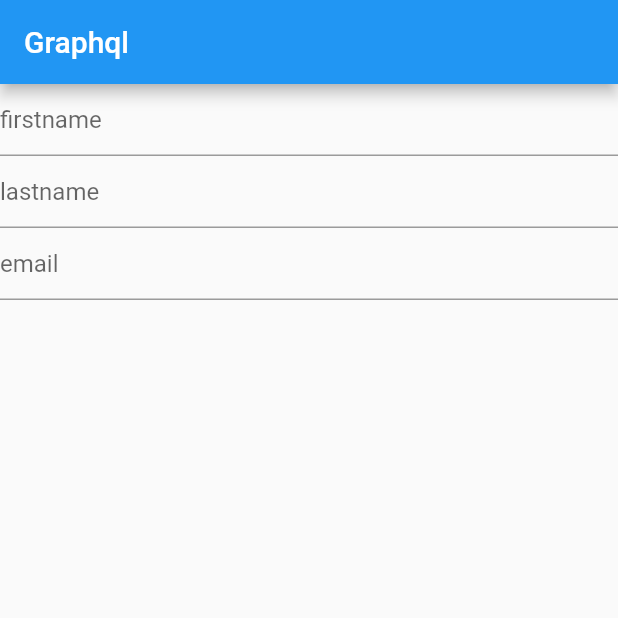
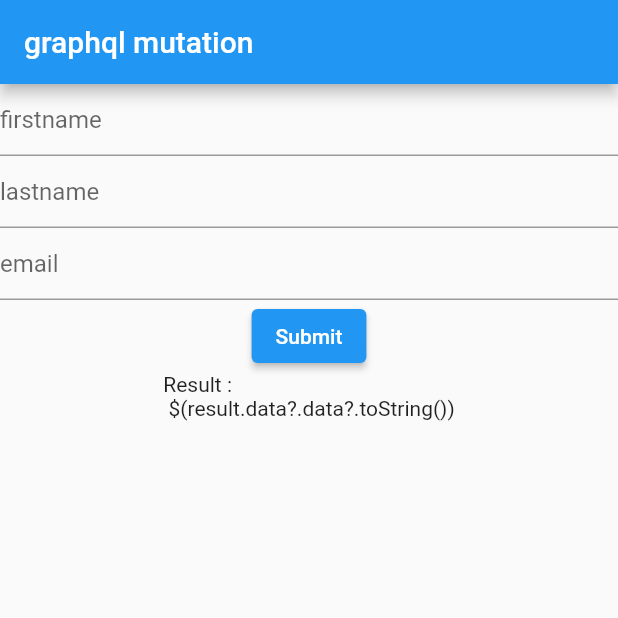
Before and after one commit to habertrogena/flutter-graphql-mutation, a Flutter app: the screen it shows after launch, on a phone screen of 412 x 824 dp, the top half of it. Run offline on Flutter 3.47's test engine with Material 2 defaults, Android fonts, the phone set to English and light mode, and no system bars; our stand-ins replace graphql_flutter.

Commit message:
added mutation logic

```diff
--- /dev/null
+++ b/lib/home_page.dart
@@ -0,0 +1,88 @@
+import 'package:flutter/material.dart';
+import 'package:graphql_flutter/graphql_flutter.dart';
+
+class HomePage extends StatelessWidget {
+  final TextEditingController firstNameController = TextEditingController();
+
+  final TextEditingController lastNameController = TextEditingController();
+
+  final TextEditingController emailController = TextEditingController();
+
+  final String createUser = '''
+  mutation createUser (\$input: UserInput){
+  createUser (input: \$input) {
+    email
+    firstName
+    lastName
+
+  }
+}
+''';
+
+  HomePage({super.key});
+
+  @override
+  Widget build(BuildContext context) {
+    return MaterialApp(
+      home: Scaffold(
+        appBar: AppBar(
+          title: const Text('graphql mutation'),
+        ),
+        body: Mutation(
+          options: MutationOptions(
+            document: gql(createUser),
+            onCompleted: (dynamic resultData) {
+              print(resultData);
+            },
+            onError: (error) {
+              print(error);
+            },
+          ),
+          builder: (
+            RunMutation runMutation,
+            QueryResult? result,
+          ) {
+            return Column(
+              children: [
+                TextField(
+                  decoration: const InputDecoration(hintText: 'firstname'),
+                  controller: firstNameController,
+                ),
+                TextField(
+                  decoration: const InputDecoration(hintText: 'lastname'),
+                  controller: lastNameController,
+                ),
+                TextField(
+                  decoration: const InputDecoration(hintText: 'email'),
+                  controller: emailController,
+                ),
+                ElevatedButton(
+                    onPressed: () {
+                      // collect the first name, email and password
+                      String firstName = firstNameController.value.text;
+                      String lastName = lastNameController.value.text;
+                      String email = emailController.value.text;
+
+                      // create a user object
+                      var user = {
+                        'firstName': firstName,
+                        'lastName': lastName,
+                        'email': email,
+                        'password': '12345678'
+                      };
+                      // add the user collected data to the user object
+                      // run mutation
+                      final createdUser = runMutation({'input': user});
+                    },
+                    child: const Text('Submit')),
+                const Text(
+                  "Result : \n \$(result.data?.data?.toString())",
+                )
+              ],
+            );
+          },
+        ),
+      ),
+    );
+  }
+}
--- a/lib/main.dart
+++ b/lib/main.dart
@@ -1,5 +1,7 @@
 import 'package:flutter/material.dart';
 import 'package:graphql_flutter/graphql_flutter.dart';
+
+import 'home_page.dart';
 
 void main() {
   runApp(
@@ -32,45 +34,3 @@
 }
 
 // ignore: must_be_immutable
-class HomePage extends StatefulWidget {
-  @override
-  State<HomePage> createState() => _HomePageState();
-}
-
-class _HomePageState extends State<HomePage> {
-  String createUser = '''
-  mutation createUser(\$firstName: String!, \$lastName: String!, \$email: String!, \$password: String!) {
-    create_user(objects: [{firstName: \$firstName, lastName: \$lastName, email: \$email, password: \$password}]) {
-      affected_rows
-    }
-  }
-''';
-
-  @override
-  Widget build(BuildContext context) {
-    return Scaffold(
-      appBar: AppBar(
-        title: const Text('Graphql'),
-      ),
-      body: Mutation(
-          options: MutationOptions(
-            document: gql(createUser),
-          ),
-          builder: (RunMutation runMutation, QueryResult) {
-            return Column(
-              children: const [
-                TextField(
-                  decoration: InputDecoration(hintText: 'firstname'),
-                ),
-                TextField(
-                  decoration: InputDecoration(hintText: 'lastname'),
-                ),
-                TextField(
-                  decoration: InputDecoration(hintText: 'email'),
-                ),
-              ],
-            );
-          }),
-    );
-  }
-}
--- /dev/null
+++ b/lib/mutations.dart
@@ -0,0 +1,15 @@
+import 'package:flutter/material.dart';
+import 'package:graphql_flutter/graphql_flutter.dart';
+
+typedef RunMutation = void Function(
+  Map<String, dynamic> variable, {
+  Object optimisticResult,
+});
+
+typedef MutationBuilder = Widget Function(
+  RunMutation runMutation,
+  QueryResult result,
+);
+
+typedef OnMutationCompleted = void Function(dynamic data);
+typedef OnMutationUpdate = void Function(QueryResult result);
```
Also changed, not shown: lib/schema.dart (deleted).
